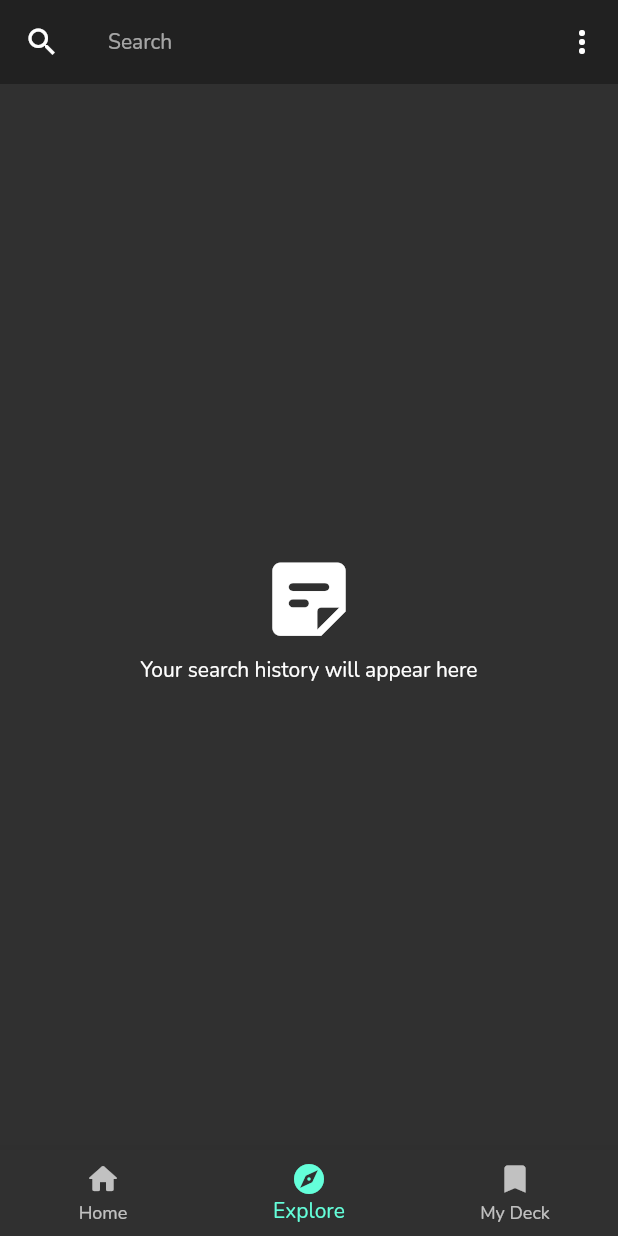
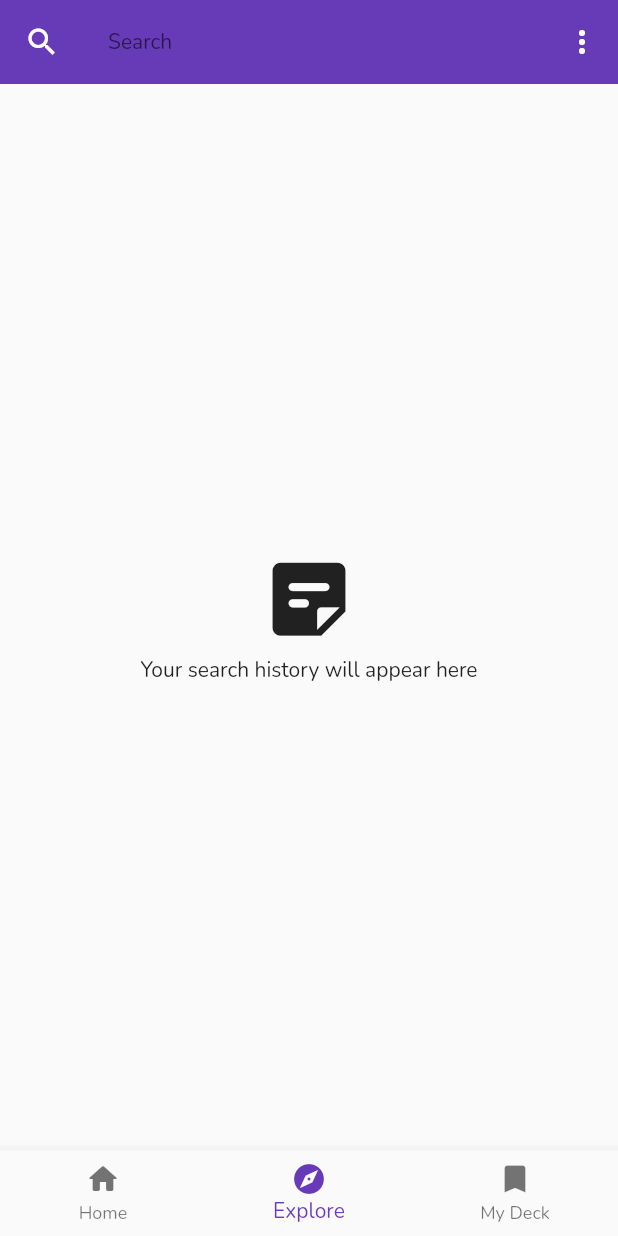
Before and after one commit to TeamStorydeck/storydeck, a Flutter app: the screen it shows after launch, item 2 of the bottom bar chosen, on a phone screen of 412 x 824 dp. Run offline on Flutter 3.47's test engine with Material 2 defaults, Android fonts, the light colour scheme and no system bars; our stand-ins replace bloc, flutter_bloc, freezed_annotation, get_it, shared_preferences; network calls fail.

Commit message:
implement theme mechanism

```diff
--- /dev/null
+++ b/lib/common/theme.dart
@@ -0,0 +1,10 @@
+import 'package:flutter/material.dart';
+
+final baseTheme = ThemeData(
+  primarySwatch: Colors.deepPurple,
+  fontFamily: "Nunito",
+);
+
+final darkTheme = baseTheme.copyWith(
+  brightness: Brightness.dark,
+);
--- /dev/null
+++ b/lib/locator.dart
@@ -0,0 +1,9 @@
+import 'package:get_it/get_it.dart';
+import 'package:shared_preferences/shared_preferences.dart';
+
+final GetIt locator = GetIt.I;
+
+Future<void> configureLocator() async {
+  final _prefs = await SharedPreferences.getInstance();
+  locator.registerSingleton(_prefs);
+}
--- a/lib/main.dart
+++ b/lib/main.dart
@@ -1,21 +1,41 @@
 import 'package:flutter/material.dart';
+import 'package:flutter_bloc/flutter_bloc.dart';
+import 'package:storydeck/bloc/theme_bloc.dart';
+import 'package:storydeck/common/theme.dart';
 import 'package:storydeck/home/home_page.dart';
+import 'package:storydeck/locator.dart';
 
-void main() {
+Future<void> main() async {
+  WidgetsFlutterBinding.ensureInitialized();
+  await configureLocator();
   runApp(Storydeck());
 }
 
 class Storydeck extends StatelessWidget {
+  static String get title => 'Storydeck';
+
   @override
   Widget build(BuildContext context) {
+    return MultiBlocProvider(
+      providers: [
+        BlocProvider(
+          create: (context) => ThemeBloc(locator.get()),
+        )
+      ],
+      child: BlocBuilder<ThemeBloc, ThemeState>(
+        builder: (context, state) {
+          return _buildMaterialApp(state.mode);
+        },
+      ),
+    );
+  }
+
+  Widget _buildMaterialApp(ThemeMode mode) {
     return MaterialApp(
-      title: 'Storydeck',
-      theme: ThemeData(
-        primarySwatch: Colors.deepPurple,
-        // accentColor: Colors.yellowAccent,
-        brightness: Brightness.dark,
-        fontFamily: "Nunito",
-      ),
+      title: title,
+      theme: baseTheme,
+      darkTheme: darkTheme,
+      themeMode: mode,
       initialRoute: '/',
       routes: {
         '/': (_) => Home(),
```
